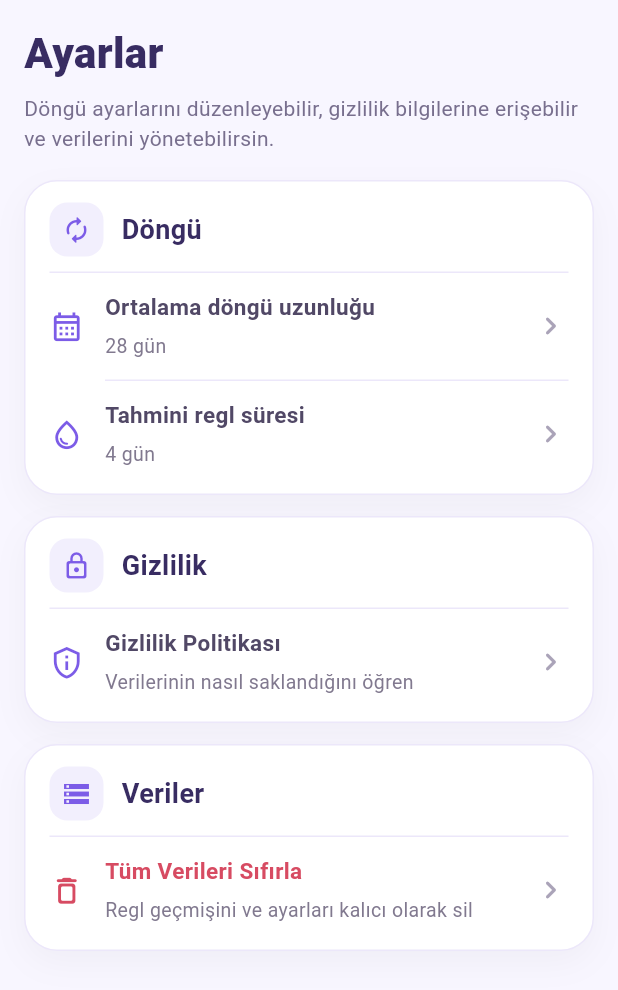
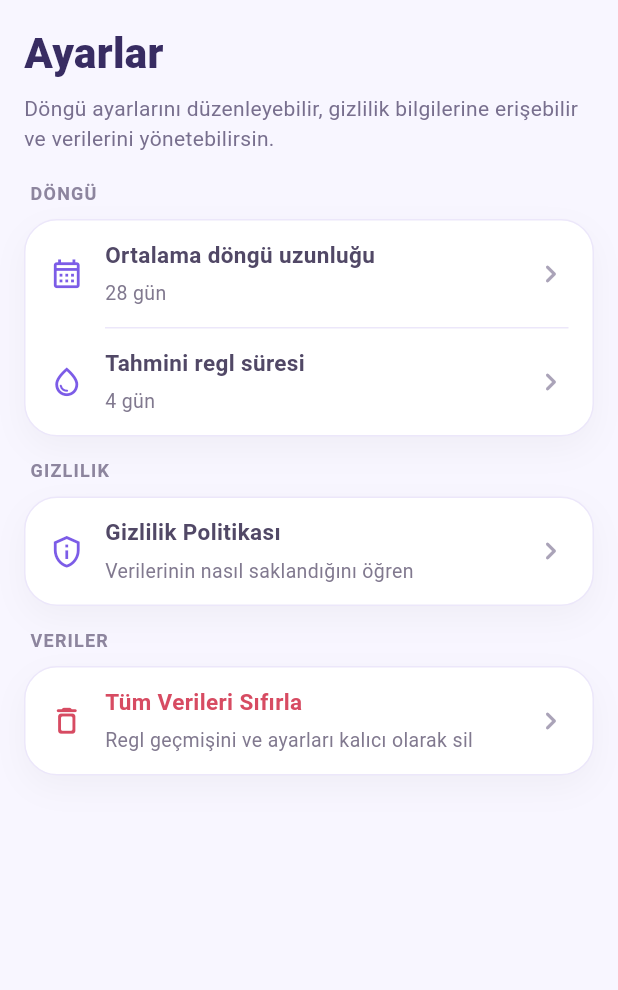
Before and after one commit to busrafenerci/test, a Flutter app: the SettingsScreen screen opened directly, on a phone screen of 412 x 824 dp. Shown: the top 990 px of the screen. Run offline on Flutter 3.47's test engine with Material 3 defaults, Android fonts, the phone set to English and light mode, and no system bars; our stand-ins replace shared_preferences; accounts and stored records are empty.

Commit message:
Ayarlar sayfası başlıkları kaldırıldı.

```diff
--- a/lib/screens/settings_screen.dart
+++ b/lib/screens/settings_screen.dart
@@ -478,7 +478,6 @@ class _SettingsScreenState extends State<SettingsScreen> {
                     const SizedBox(height: 18),
                     _SettingsSection(
                       title: 'Döngü',
-                      icon: Icons.autorenew_rounded,
                       children: [
                         _SettingsTile(
                           title: 'Ortalama döngü uzunluğu',
@@ -500,7 +499,6 @@ class _SettingsScreenState extends State<SettingsScreen> {
                     const SizedBox(height: 14),
                     _SettingsSection(
                       title: 'Gizlilik',
-                      icon: Icons.lock_outline_rounded,
                       children: [
                         _SettingsTile(
                           title: 'Gizlilik Politikası',
@@ -514,7 +512,6 @@ class _SettingsScreenState extends State<SettingsScreen> {
                     const SizedBox(height: 14),
                     _SettingsSection(
                       title: 'Veriler',
-                      icon: Icons.storage_outlined,
                       children: [
                         _SettingsTile(
                           title: 'Tüm Verileri Sıfırla',
@@ -540,18 +537,34 @@ class _SettingsScreenState extends State<SettingsScreen> {
 
 class _SettingsSection extends StatelessWidget {
   final String title;
-  final IconData icon;
   final List<Widget> children;
 
   const _SettingsSection({
     required this.title,
-    required this.icon,
     required this.children,
   });
 
   @override
   Widget build(BuildContext context) {
-    return Container(
+    return Column(
+      crossAxisAlignment: CrossAxisAlignment.start,
+      children: [
+        Padding(
+          padding: const EdgeInsets.only(
+            left: 4,
+            bottom: 8,
+          ),
+          child: Text(
+            title.toUpperCase(),
+            style: const TextStyle(
+              fontSize: 12,
+              fontWeight: FontWeight.w700,
+              letterSpacing: 0.8,
+              color: Color(0xFF8D859E),
+            ),
+          ),
+        ),
+        Container(
           decoration: BoxDecoration(
             color: Colors.white,
             borderRadius: BorderRadius.circular(22),
@@ -569,60 +582,10 @@ class _SettingsSection extends StatelessWidget {
             ],
           ),
           child: Column(
-        children: [
-          Padding(
-            padding: const EdgeInsets.fromLTRB(
-              16,
-              14,
-              16,
-              10,
-            ),
-            child: Row(
-              children: [
-                Container(
-                  width: 36,
-                  height: 36,
-                  decoration: BoxDecoration(
-                    color: _SettingsScreenState._primaryPurple
-                        .withValues(
-                      alpha: 0.10,
-                    ),
-                    borderRadius: BorderRadius.circular(12),
-                  ),
-                  child: Icon(
-                    icon,
-                    size: 20,
-                    color:
-                        _SettingsScreenState._primaryPurple,
-                  ),
-                ),
-                const SizedBox(width: 12),
-                Text(
-                  title,
-                  style: const TextStyle(
-                    fontSize: 18,
-                    fontWeight: FontWeight.w700,
-                    color:
-                        _SettingsScreenState._darkPurple,
+            children: children,
           ),
         ),
       ],
-            ),
-          ),
-          const Padding(
-            padding: EdgeInsets.symmetric(
-              horizontal: 16,
-            ),
-            child: Divider(
-              height: 1,
-              thickness: 1,
-              color: _SettingsScreenState._borderColor,
-            ),
-          ),
-          ...children,
-          const SizedBox(height: 4),
-        ],
-      ),
     );
   }
 }
```
Lines whose indentation alone changed are shown as unchanged.
